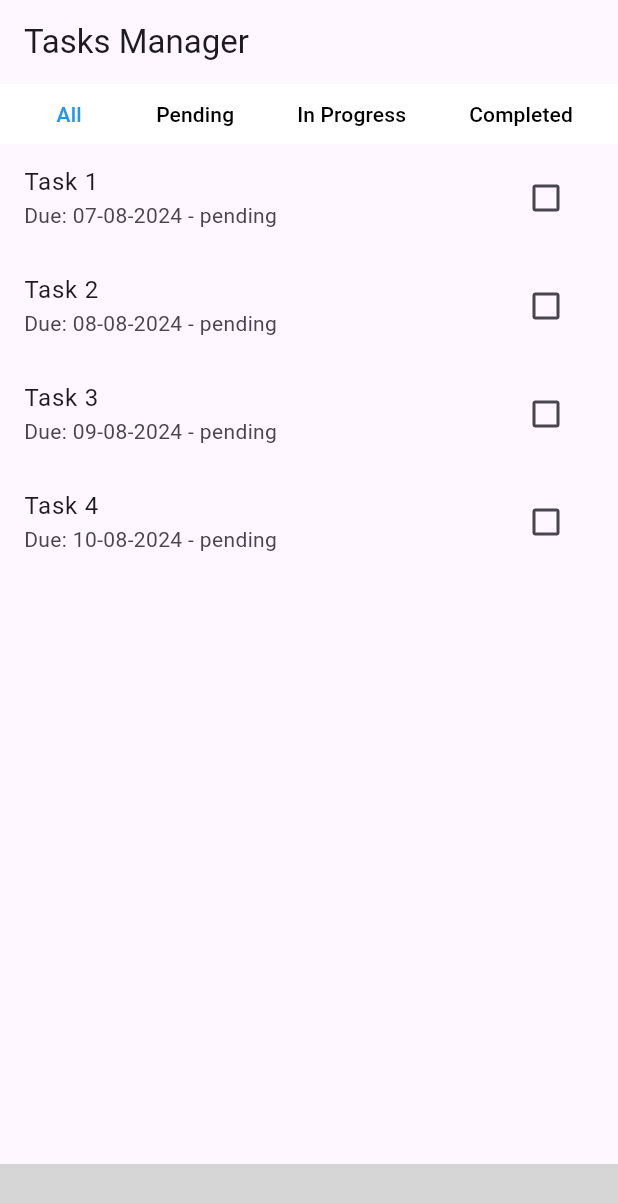
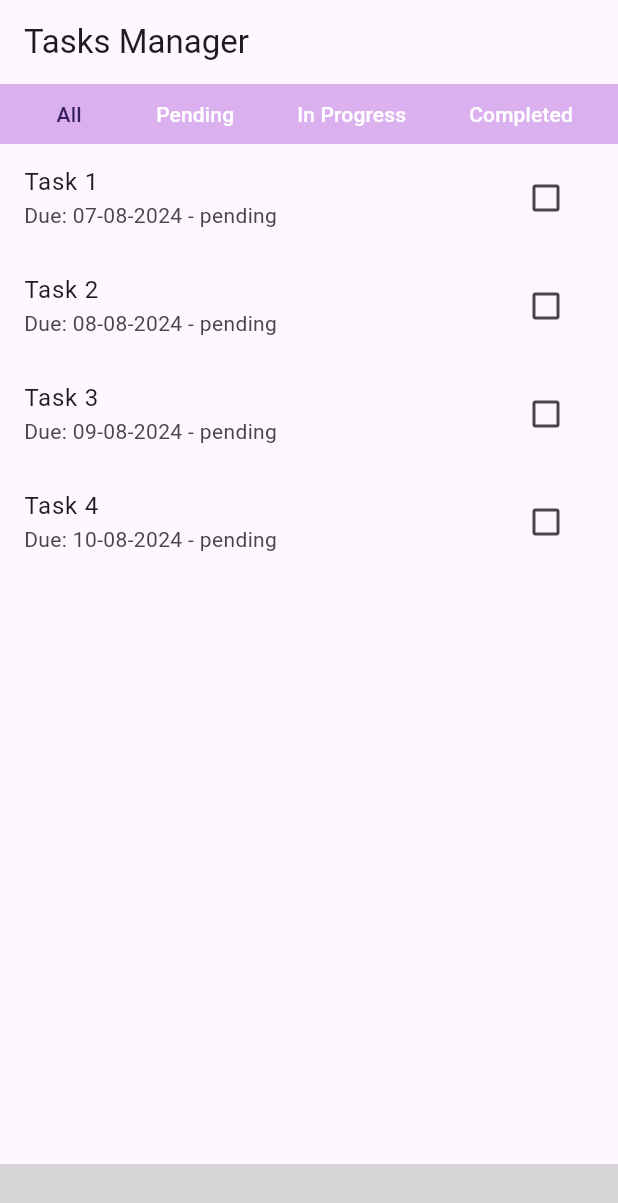
Before and after one commit to imNotADuck/Flutter-Compliance-Companion, a Flutter app: the screen it shows after launch, on a phone screen of 412 x 824 dp. Shown: the top 1203 px of the screen. Run offline on Flutter 3.47's test engine with Material 3 defaults, Android fonts, the phone set to English and light mode, and no system bars; our stand-ins replace firebase_core, firebase_messaging; missing offline and left inert: amplify_auth_cognito, amplify_authenticator, amplify_flutter; accounts and stored records are empty; grey boxes are pictures that could not be loaded.

Commit message:
clean ups

```diff
--- a/compliance_companion_app/lib/amplify_outputs.dart
+++ /dev/null
@@ -1,3 +0,0 @@
-// const amplifyConfig = '''{
-//   "version": "1"
-// }''';
--- a/compliance_companion_app/lib/screens/task_list_screen.dart
+++ b/compliance_companion_app/lib/screens/task_list_screen.dart
@@ -1,4 +1,5 @@
 import 'package:amplify_authenticator/amplify_authenticator.dart';
+import 'package:compliance_companion_app/widgets/tool_bar.dart';
 import 'package:flutter/material.dart';
 import '../widgets/tool_bar.dart';
 import '../widgets/task_list.dart';
--- a/compliance_companion_app/lib/widgets/tool_bar.dart
+++ b/compliance_companion_app/lib/widgets/tool_bar.dart
@@ -1,10 +1,9 @@
-// lib/widgets/tool_bar.dart
+// // lib/widgets/tool_bar.dart
 
 import 'package:flutter/material.dart';
 import 'package:provider/provider.dart';
 import '../providers/task_provider.dart';
 import '../models/task.dart';
-
 
 /// Some keys used for testing
 final addTodoKey = UniqueKey();
@@ -13,7 +12,7 @@ final inProgressFilterKey = UniqueKey();
 final completedFilterKey = UniqueKey();
 final allFilterKey = UniqueKey();
 
-/// A toolbar widget that allows users to filter tasks by their status.
+// /// A toolbar widget that allows users to filter tasks by their status.
 class ToolBar extends StatelessWidget {
   const ToolBar({super.key});
 
@@ -23,11 +22,11 @@ class ToolBar extends StatelessWidget {
     final selectedStatus = taskProvider.filterStatus;
 
     Color? textColorFor(TaskStatus value) {
-          return selectedStatus == value ? Colors.blue : Colors.black;
+          return selectedStatus == value ? const Color.fromARGB(255, 54, 30, 96) : Colors.white;
         }
 
     return Material(
-      color: Colors.white,
+      color: Color.fromARGB(255, 219, 176, 238),
       child: Row(
         mainAxisAlignment: MainAxisAlignment.spaceEvenly,
         children: [
```
Also changed, not shown: 1 other file.
